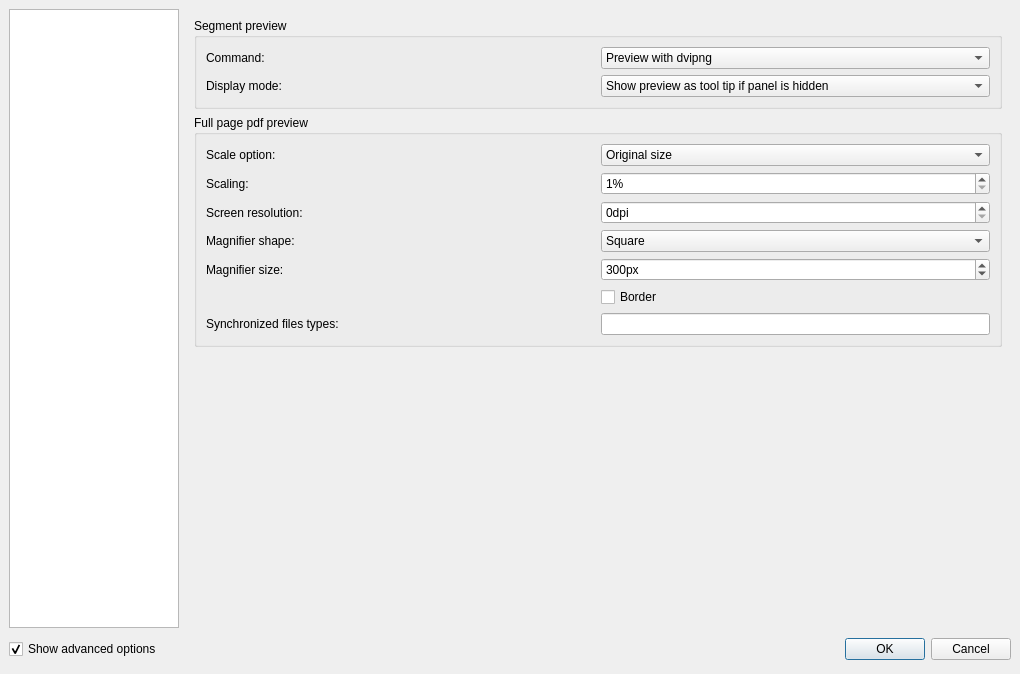
The window that configdialog.ui (svn2github/texstudio-trunk) describes before a commit, drawn with Qt 5.
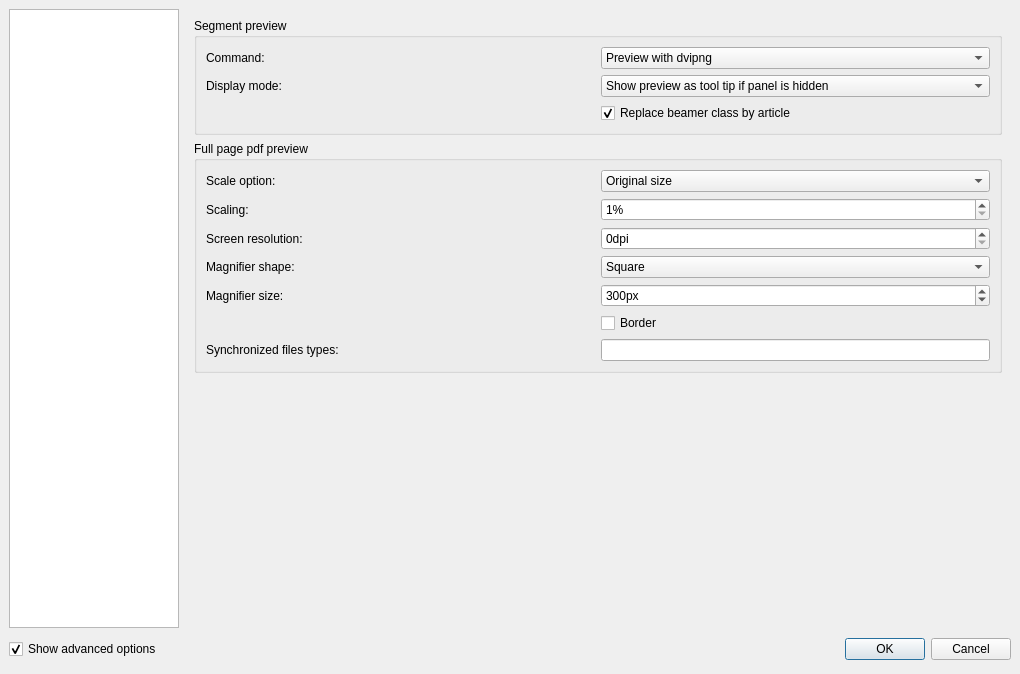
The same window after the commit. The open tabs and pages were chosen to show the change. Icons and pictures are not drawn.

Commit message: much faster beamer preview

Diff of the .ui file:
```diff
--- a/configdialog.ui
+++ b/configdialog.ui
@@ -1746,6 +1746,19 @@
             </property>
            </widget>
           </item>
+          <item row="2" column="1">
+           <widget class="QCheckBox" name="checkBoxReplaceBeamer">
+            <property name="text">
+             <string>Replace beamer class by article</string>
+            </property>
+            <property name="checked">
+             <bool>true</bool>
+            </property>
+            <property name="advancedOption" stdset="0">
+             <bool>true</bool>
+            </property>
+           </widget>
+          </item>
          </layout>
         </widget>
        </item>
```
Left out of the diff: 6 changed lines with no effect on the pictures. The commit also changes 3 other files.
